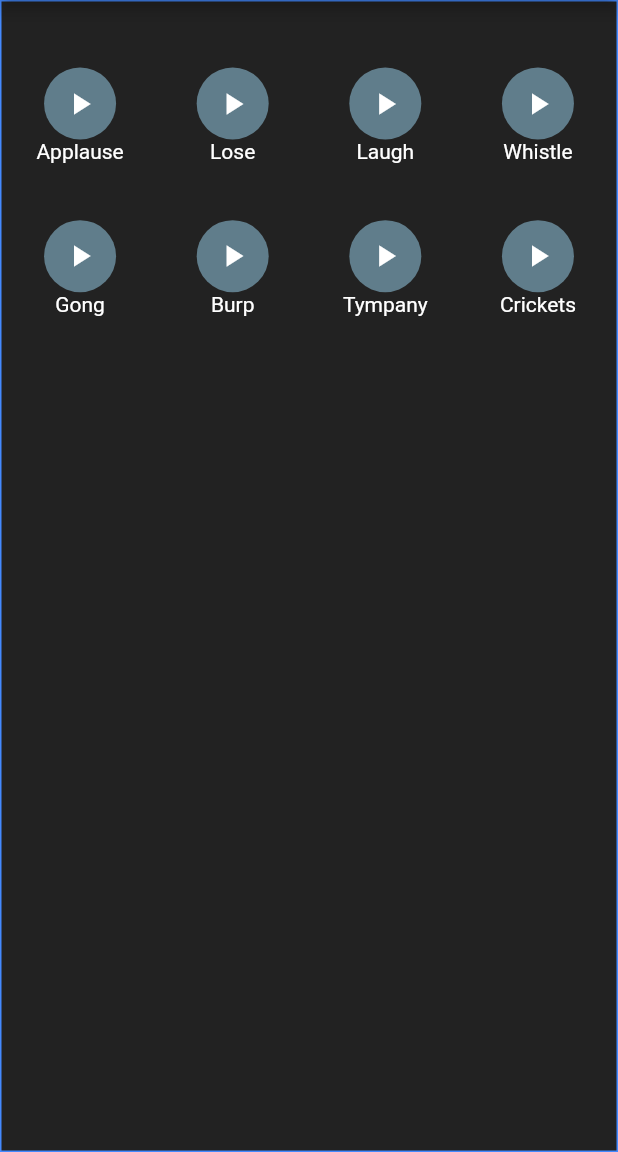
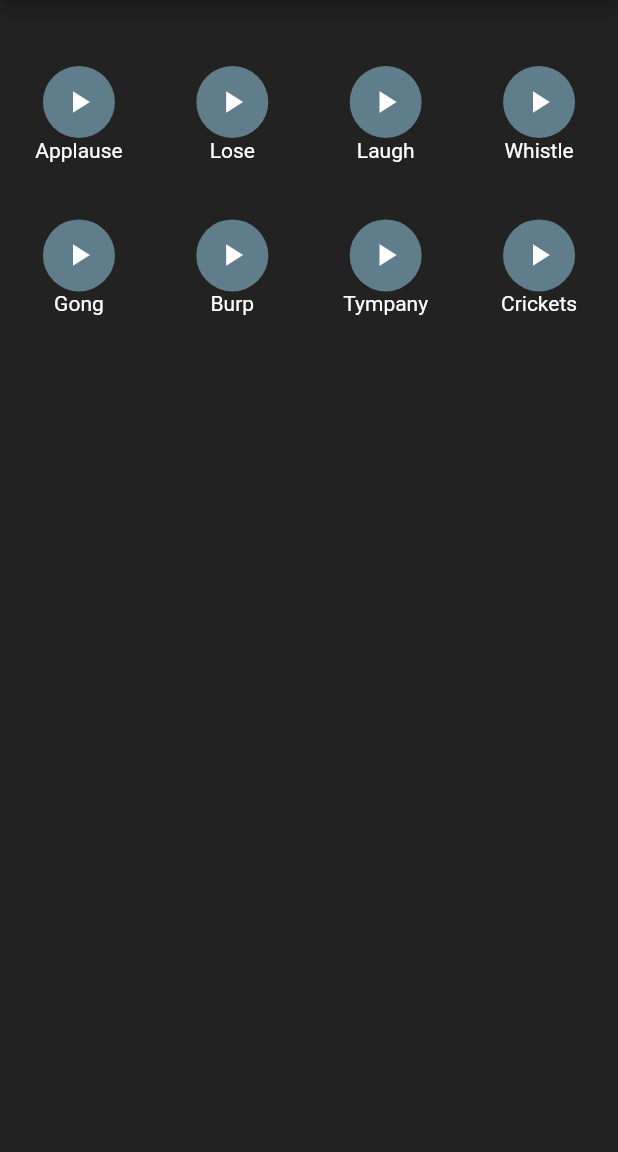
Before and after one commit to waseber/mysoundtrack, a Flutter app: the screen it shows after launch, on a phone screen of 412 x 824 dp, the part 84-1236 px from its top. Run offline on Flutter 3.47's test engine with Material 2 defaults, Android fonts, the phone set to English and light mode, and no system bars; our stand-ins replace audioplayers.

Commit message:
removed border

```diff
--- a/lib/main.dart
+++ b/lib/main.dart
@@ -30,15 +30,6 @@ class MyApp extends StatelessWidget {
 class MyHomePage extends StatefulWidget {
   MyHomePage({Key key, this.title}) : super(key: key);
 
-  // This widget is the home page of your application. It is stateful, meaning
-  // that it has a State object (defined below) that contains fields that affect
-  // how it looks.
-
-  // This class is the configuration for the state. It holds the values (in this
-  // case the title) provided by the parent (in this case the App widget) and
-  // used by the build method of the State. Fields in a Widget subclass are
-  // always marked "final".
-
   final String title;
 
   @override
@@ -69,9 +60,6 @@ class _MyHomePageState extends State<MyHomePage> {
         title: Text(widget.title),
       ),
       body: Container(
-        decoration:  BoxDecoration(
-          border: Border.all(color: Colors.blueAccent)
-        ),
         child: Column(
         children: <Widget>[
           Expanded(
```
